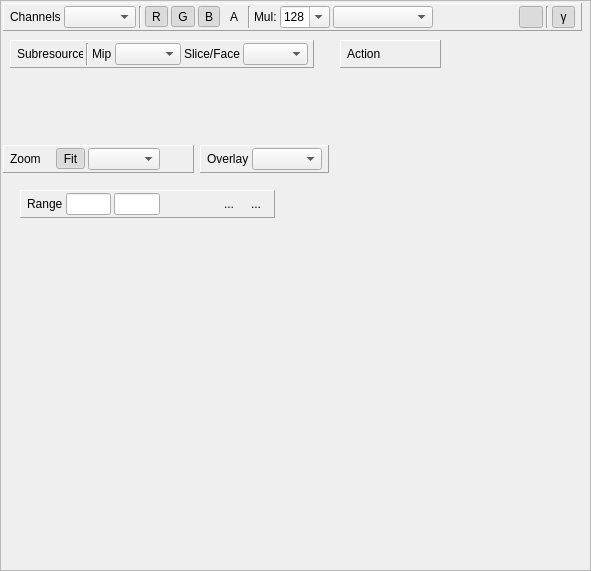
Qt form qrenderdoc/Windows/TextureViewer.ui (baldurk/renderdoc) before a commit.
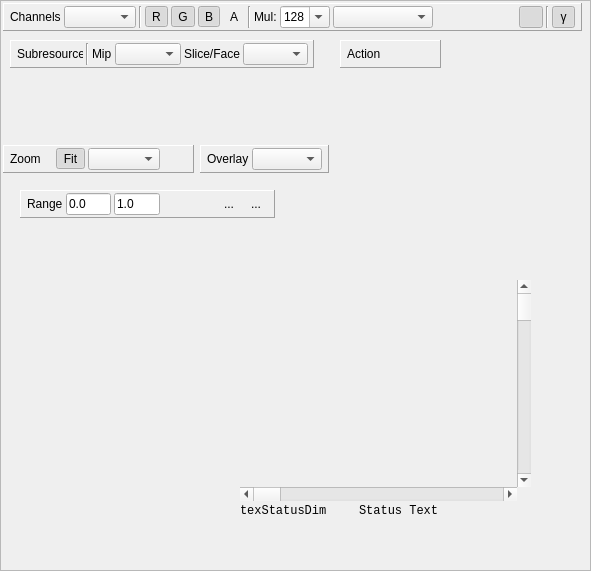
The same form after that commit. Icons and pictures are not drawn. Custom widgets are drawn as their Qt base class.

Commit message: A bit more placeholder UI around the texture display rect

What changed in the file:
```diff
--- a/qrenderdoc/Windows/TextureViewer.ui
+++ b/qrenderdoc/Windows/TextureViewer.ui
@@ -22,8 +22,8 @@
   <widget class="ToolWindowManager" name="dockarea" native="true">
    <property name="geometry">
     <rect>
-     <x>70</x>
-     <y>420</y>
+     <x>30</x>
+     <y>430</y>
      <width>119</width>
      <height>100</height>
     </rect>
@@ -34,21 +34,8 @@
      <height>100</height>
     </size>
    </property>
-  </widget>
-  <widget class="CustomPaintWidget" name="framerender" native="true">
-   <property name="geometry">
-    <rect>
-     <x>310</x>
-     <y>400</y>
-     <width>129</width>
-     <height>99</height>
-    </rect>
-   </property>
-   <property name="cursor">
-    <cursorShape>CrossCursor</cursorShape>
-   </property>
-   <property name="styleSheet">
-    <string notr="true"/>
+   <property name="autoFillBackground">
+    <bool>false</bool>
    </property>
   </widget>
   <widget class="QFrame" name="rangeToolbar">
@@ -109,6 +96,9 @@
         <height>16777215</height>
        </size>
       </property>
+      <property name="text">
+       <string>0.0</string>
+      </property>
      </widget>
     </item>
     <item>
@@ -125,6 +115,9 @@
         <height>16777215</height>
        </size>
       </property>
+      <property name="text">
+       <string>1.0</string>
+      </property>
      </widget>
     </item>
     <item>
@@ -760,6 +753,145 @@
     </item>
    </layout>
   </widget>
+  <widget class="QWidget" name="renderContainer" native="true">
+   <property name="geometry">
+    <rect>
+     <x>240</x>
+     <y>280</y>
+     <width>291</width>
+     <height>241</height>
+    </rect>
+   </property>
+   <layout class="QVBoxLayout" name="verticalLayout">
+    <property name="spacing">
+     <number>0</number>
+    </property>
+    <property name="leftMargin">
+     <number>0</number>
+    </property>
+    <property name="topMargin">
+     <number>0</number>
+    </property>
+    <property name="rightMargin">
+     <number>0</number>
+    </property>
+    <property name="bottomMargin">
+     <number>0</number>
+    </property>
+    <item>
+     <layout class="QGridLayout" name="gridLayout">
+      <property name="spacing">
+       <number>0</number>
+      </property>
+      <item row="1" column="0">
+       <widget class="CustomPaintWidget" name="render" native="true">
+        <property name="sizePolicy">
+         <sizepolicy hsizetype="Preferred" vsizetype="MinimumExpanding">
+          <horstretch>0</horstretch>
+          <verstretch>0</verstretch>
+         </sizepolicy>
+        </property>
+        <property name="cursor">
+         <cursorShape>CrossCursor</cursorShape>
+        </property>
+        <property name="styleSheet">
+         <string notr="true"/>
+        </property>
+       </widget>
+      </item>
+      <item row="1" column="1">
+       <widget class="QScrollBar" name="verticalScrollBar">
+        <property name="orientation">
+         <enum>Qt::Vertical</enum>
+        </property>
+       </widget>
+      </item>
+      <item row="2" column="0">
+       <widget class="QScrollBar" name="horizontalScrollBar">
+        <property name="orientation">
+         <enum>Qt::Horizontal</enum>
+        </property>
+       </widget>
+      </item>
+     </layout>
+    </item>
+    <item>
+     <layout class="QHBoxLayout" name="statusbar">
+      <item>
+       <widget class="QLabel" name="texStatusDim">
+        <property name="sizePolicy">
+         <sizepolicy hsizetype="Minimum" vsizetype="Minimum">
+          <horstretch>0</horstretch>
+          <verstretch>0</verstretch>
+         </sizepolicy>
+        </property>
+        <property name="font">
+         <font>
+          <family>Consolas</family>
+         </font>
+        </property>
+        <property name="text">
+         <string>texStatusDim</string>
+        </property>
+       </widget>
+      </item>
+      <item>
+       <widget class="QWidget" name="widget" native="true">
+        <property name="sizePolicy">
+         <sizepolicy hsizetype="Fixed" vsizetype="Fixed">
+          <horstretch>0</horstretch>
+          <verstretch>0</verstretch>
+         </sizepolicy>
+        </property>
+        <property name="minimumSize">
+         <size>
+          <width>32</width>
+          <height>14</height>
+         </size>
+        </property>
+        <property name="maximumSize">
+         <size>
+          <width>32</width>
+          <height>14</height>
+         </size>
+        </property>
+       </widget>
+      </item>
+      <item>
+       <widget class="QLabel" name="s">
+        <property name="sizePolicy">
+         <sizepolicy hsizetype="Minimum" vsizetype="Minimum">
+          <horstretch>0</horstretch>
+          <verstretch>0</verstretch>
+         </sizepolicy>
+        </property>
+        <property name="font">
+         <font>
+          <family>Consolas</family>
+         </font>
+        </property>
+        <property name="text">
+         <string>Status Text</string>
+        </property>
+       </widget>
+      </item>
+      <item>
+       <spacer name="horizontalSpacer">
+        <property name="orientation">
+         <enum>Qt::Horizontal</enum>
+        </property>
+        <property name="sizeHint" stdset="0">
+         <size>
+          <width>40</width>
+          <height>20</height>
+         </size>
+        </property>
+       </spacer>
+      </item>
+     </layout>
+    </item>
+   </layout>
+  </widget>
  </widget>
  <customwidgets>
   <customwidget>
```
The commit also changes 2 other files.
